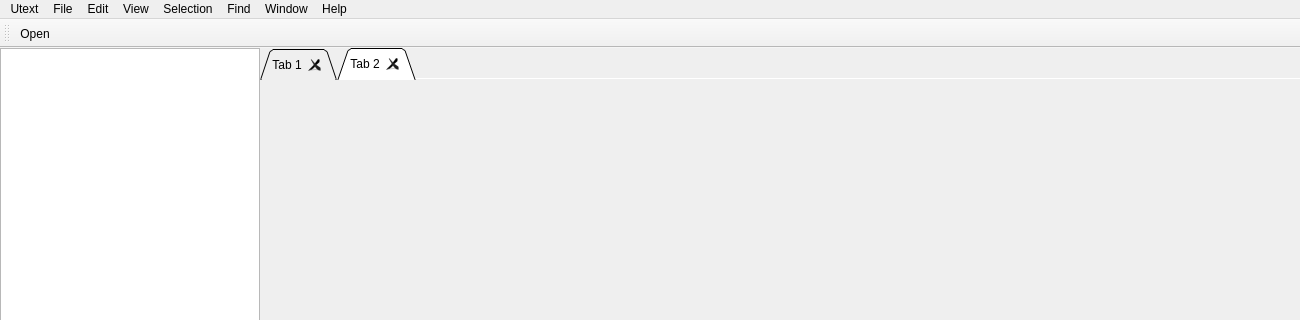
Old version of the form app/src/mainwindow.ui in the repository N-911/CPP-Utext; both pictures show x 0 to 1300 and y 0 to 320 of the 1300 by 805 pixel window.
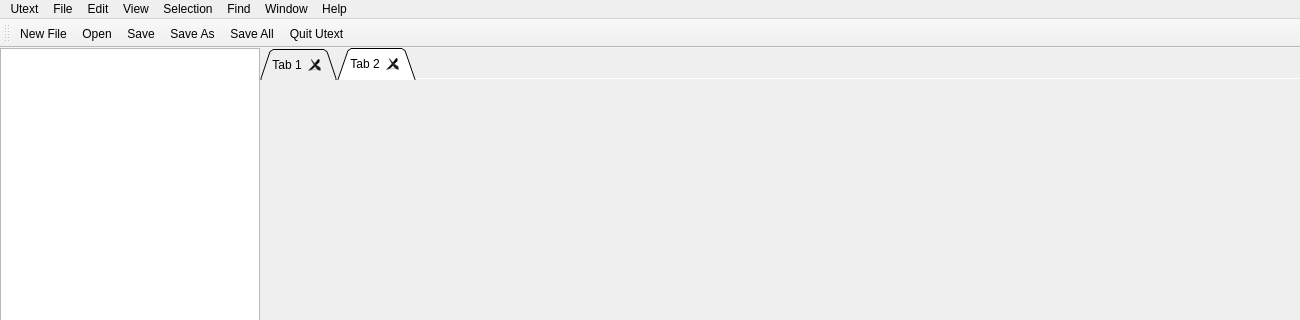
New version of the form.

What changed in the file:
```diff
--- a/app/src/mainwindow.ui
+++ b/app/src/mainwindow.ui
@@ -270,7 +270,12 @@
    <attribute name="toolBarBreak">
     <bool>false</bool>
    </attribute>
+   <addaction name="actionNew_file"/>
    <addaction name="actionOpen"/>
+   <addaction name="actionSave"/>
+   <addaction name="actionSave_as"/>
+   <addaction name="actionSave_All"/>
+   <addaction name="actionQuit_Utext"/>
   </widget>
   <action name="actionAbout_Utext">
    <property name="text">
```
